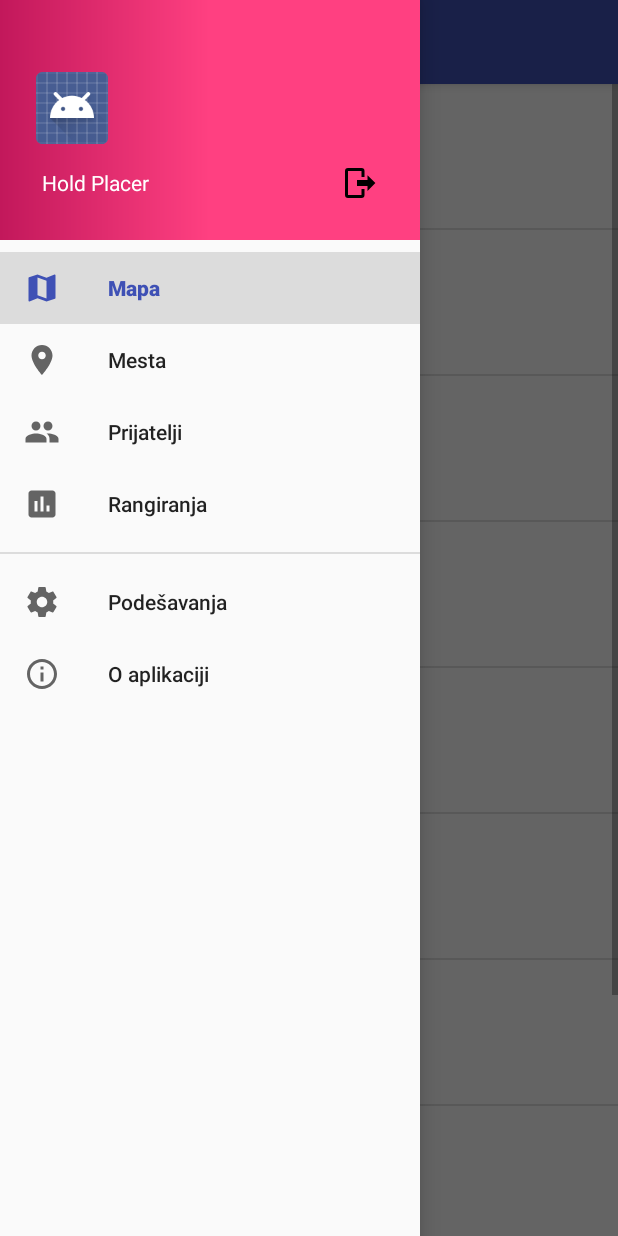
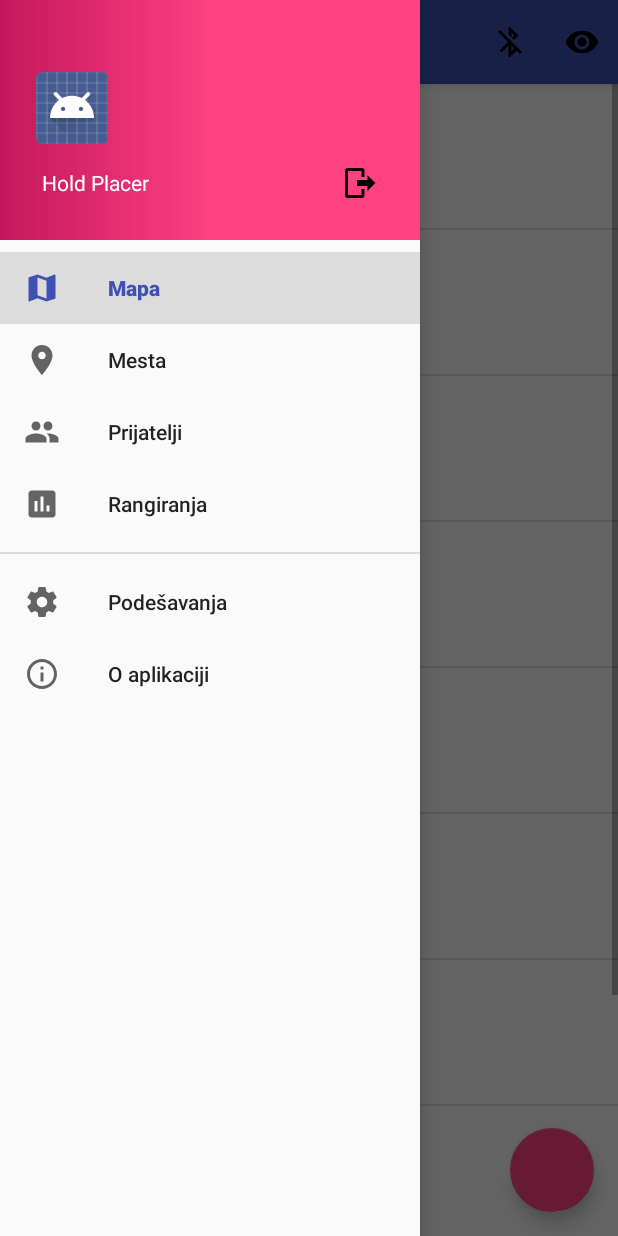
Before and after one commit to Pritilender/PeakTracktion, an Android app: the fragment PeopleFragment placed in its activity, with the side drawer open, on a phone screen of 412 x 824 dp. Run offline under Robolectric (Android 15) with nearby library versions, the phone set to English and light mode, and no system bars; our stand-ins replace Firebase (no records; nobody signed in at launch, a user with empty details on screens opened directly); pictures from the network do not load; 2 statements that could not run were skipped.

Commit message:
feat (Bluetooth): add Bluetooth mechanism

```diff
--- a/app/src/main/java/rs/elfak/miksa_mladen/peaktracktion/activities/MainActivity.java
+++ b/app/src/main/java/rs/elfak/miksa_mladen/peaktracktion/activities/MainActivity.java
@@ -140,7 +140,7 @@ public class MainActivity extends AppCompatActivity
   @Override
   public boolean onCreateOptionsMenu(Menu menu) {
     // Inflate the menu; this adds items to the action bar if it is present.
-    getMenuInflater().inflate(R.menu.main, menu);
+//    getMenuInflater().inflate(R.menu.main, menu);
     return true;
   }
 
--- a/app/src/main/java/rs/elfak/miksa_mladen/peaktracktion/fragments/PeopleFragment.java
+++ b/app/src/main/java/rs/elfak/miksa_mladen/peaktracktion/fragments/PeopleFragment.java
@@ -1,9 +1,17 @@
 package rs.elfak.miksa_mladen.peaktracktion.fragments;
 
 
+import android.app.Activity;
+import android.bluetooth.BluetoothAdapter;
+import android.bluetooth.BluetoothDevice;
+import android.content.Intent;
 import android.os.Bundle;
+import android.support.design.widget.FloatingActionButton;
 import android.support.v4.app.Fragment;
 import android.view.LayoutInflater;
+import android.view.Menu;
+import android.view.MenuInflater;
+import android.view.MenuItem;
 import android.view.View;
 import android.view.ViewGroup;
 import android.widget.AdapterView;
@@ -11,8 +19,10 @@ import android.widget.ListView;
 import android.widget.Toast;
 
 import java.util.ArrayList;
+import java.util.Set;
 
 import rs.elfak.miksa_mladen.peaktracktion.R;
+import rs.elfak.miksa_mladen.peaktracktion.activities.ShowDevicesActivity;
 import rs.elfak.miksa_mladen.peaktracktion.adapters.FriendListAdapter;
 import rs.elfak.miksa_mladen.peaktracktion.list_items.User;
 
@@ -21,7 +31,10 @@ import rs.elfak.miksa_mladen.peaktracktion.list_items.User;
  */
 public class PeopleFragment extends Fragment {
 
+  private final static int REQUEST_ENABLE_BT = 1;
   private ListView list;
+  private FloatingActionButton fabAddFriend;
+  private BluetoothAdapter mBluetoothAdapter;
   private final String[] names = {
     "Mitar Miric",
     "Boban Zdravkovic",
@@ -56,6 +69,7 @@ public class PeopleFragment extends Fragment {
 
     View view = inflater.inflate(R.layout.fragment_people, container, false);
     list = (ListView) view.findViewById(R.id.list_view_friends);
+    fabAddFriend = (FloatingActionButton) view.findViewById(R.id.fab_add_friend);
     list.setAdapter(adapter);
     list.setOnItemClickListener(new AdapterView.OnItemClickListener() {
       @Override
@@ -65,6 +79,78 @@ public class PeopleFragment extends Fragment {
         Toast.makeText(getActivity(), selectedItem, Toast.LENGTH_SHORT).show();
       }
     });
+    mBluetoothAdapter = BluetoothAdapter.getDefaultAdapter();
+    if (mBluetoothAdapter.isEnabled()) {
+    } else {
+    }
+
+    fabAddFriend.setOnClickListener(new View.OnClickListener() {
+      @Override
+      public void onClick(View v) {
+        if (mBluetoothAdapter.isEnabled()) {
+          mBluetoothAdapter.startDiscovery();
+          selectServer();
+        } else {
+          activateBluetooth();
+        }
+      }
+    });
     return view;
   }
+
+  @Override
+  public void onCreate(Bundle savedInstanceState) {
+    super.onCreate(savedInstanceState);
+    setHasOptionsMenu(true);
+  }
+
+  @Override
+  public boolean onOptionsItemSelected(MenuItem item) {
+    switch (item.getItemId()) {
+      case R.id.action_bar_bluetooth_visibility_button:
+        Intent discoverableIntent = new Intent(BluetoothAdapter.ACTION_REQUEST_DISCOVERABLE);
+        startActivity(discoverableIntent);
+        break;
+      case R.id.action_bar_bluetooth_button:
+        if (!mBluetoothAdapter.isEnabled()) {
+          activateBluetooth();
+          item.setIcon(R.drawable.ic_bluetooth_black_24dp);
+        } else {
+          mBluetoothAdapter.disable();
+          item.setIcon(R.drawable.ic_bluetooth_disabled_black_24dp);
+        }
+        break;
+    }
+    return true;
+  }
+
+  @Override
+  public void onCreateOptionsMenu(Menu menu, MenuInflater inflater) {
+    super.onCreateOptionsMenu(menu, inflater);
+    inflater.inflate(R.menu.main, menu);
+  }
+
+  private void activateBluetooth() {
+    mBluetoothAdapter = BluetoothAdapter.getDefaultAdapter();
+    if (mBluetoothAdapter == null) {
+      Toast.makeText(getActivity(), "No Bluetooth support!", Toast.LENGTH_SHORT).show();
+    }
+    if (!mBluetoothAdapter.isEnabled()) {
+      Intent enableBluetoothIntent = new Intent(BluetoothAdapter.ACTION_REQUEST_ENABLE);
+      startActivityForResult(enableBluetoothIntent, REQUEST_ENABLE_BT);
+    }
+  }
+
+  private void selectServer() {
+    Set<BluetoothDevice> pairedDevices = mBluetoothAdapter.getBondedDevices();
+    ArrayList<String> pairedDeviceStrings = new ArrayList<>();
+    if (pairedDevices.size() > 0) {
+      for (BluetoothDevice device : pairedDevices) {
+        pairedDeviceStrings.add(device.getName() + "\n" + device.getAddress());
+      }
+    }
+    Intent showDevicesIntent = new Intent(getActivity(), ShowDevicesActivity.class);
+    showDevicesIntent.putStringArrayListExtra("devices", pairedDeviceStrings);
+    startActivity(showDevicesIntent);
+  }
 }
--- /dev/null
+++ b/app/src/main/res/drawable/ic_bluetooth_black_24dp.xml
@@ -0,0 +1,9 @@
+<vector xmlns:android="http://schemas.android.com/apk/res/android"
+        android:width="24dp"
+        android:height="24dp"
+        android:viewportWidth="24.0"
+        android:viewportHeight="24.0">
+    <path
+        android:fillColor="#FF000000"
+        android:pathData="M17.71,7.71L12,2h-1v7.59L6.41,5 5,6.41 10.59,12 5,17.59 6.41,19 11,14.41L11,22h1l5.71,-5.71 -4.3,-4.29 4.3,-4.29zM13,5.83l1.88,1.88L13,9.59L13,5.83zM14.88,16.29L13,18.17v-3.76l1.88,1.88z"/>
+</vector>
--- /dev/null
+++ b/app/src/main/res/drawable/ic_bluetooth_disabled_black_24dp.xml
@@ -0,0 +1,9 @@
+<vector xmlns:android="http://schemas.android.com/apk/res/android"
+        android:width="24dp"
+        android:height="24dp"
+        android:viewportWidth="24.0"
+        android:viewportHeight="24.0">
+    <path
+        android:fillColor="#FF000000"
+        android:pathData="M13,5.83l1.88,1.88 -1.6,1.6 1.41,1.41 3.02,-3.02L12,2h-1v5.03l2,2v-3.2zM5.41,4L4,5.41 10.59,12 5,17.59 6.41,19 11,14.41V22h1l4.29,-4.29 2.3,2.29L20,18.59 5.41,4zM13,18.17v-3.76l1.88,1.88L13,18.17z"/>
+</vector>
--- /dev/null
+++ b/app/src/main/res/drawable/ic_visibility_black_24dp.xml
@@ -0,0 +1,9 @@
+<vector xmlns:android="http://schemas.android.com/apk/res/android"
+        android:width="24dp"
+        android:height="24dp"
+        android:viewportWidth="24.0"
+        android:viewportHeight="24.0">
+    <path
+        android:fillColor="#FF000000"
+        android:pathData="M12,4.5C7,4.5 2.73,7.61 1,12c1.73,4.39 6,7.5 11,7.5s9.27,-3.11 11,-7.5c-1.73,-4.39 -6,-7.5 -11,-7.5zM12,17c-2.76,0 -5,-2.24 -5,-5s2.24,-5 5,-5 5,2.24 5,5 -2.24,5 -5,5zM12,9c-1.66,0 -3,1.34 -3,3s1.34,3 3,3 3,-1.34 3,-3 -1.34,-3 -3,-3z"/>
+</vector>
--- a/app/src/main/res/layout/fragment_people.xml
+++ b/app/src/main/res/layout/fragment_people.xml
@@ -4,10 +4,15 @@
   android:layout_height="match_parent"
   tools:context="rs.elfak.miksa_mladen.peaktracktion.fragments.PeopleFragment">
 
-  <!-- TODO: Update blank fragment layout -->
-
   <ListView
     android:id="@+id/list_view_friends"
     android:layout_width="match_parent"
     android:layout_height="wrap_content" />
+
+  <android.support.design.widget.FloatingActionButton
+    android:id="@+id/fab_add_friend"
+    android:layout_width="56dp"
+    android:layout_height="56dp"
+    android:layout_gravity="bottom|end"
+    android:layout_margin="@dimen/fab_margin" />
 </FrameLayout>
--- a/app/src/main/res/menu/main.xml
+++ b/app/src/main/res/menu/main.xml
@@ -1,8 +1,17 @@
 <?xml version="1.0" encoding="utf-8"?>
-<menu>
-  <!--<item-->
-  <!--android:id="@+id/action_settings"-->
-  <!--android:orderInCategory="100"-->
-  <!--android:title="@string/action_settings"-->
-  <!--app:showAsAction="never" />-->
+<menu xmlns:android="http://schemas.android.com/apk/res/android"
+  xmlns:app="http://schemas.android.com/apk/res-auto">
+  <item
+    android:title="Bluetooth On"
+    android:id="@+id/action_bar_bluetooth_button"
+    android:orderInCategory="100"
+    android:icon="@drawable/ic_bluetooth_disabled_black_24dp"
+    app:showAsAction="always"/>
+  <item
+    android:title="Visibility On"
+    android:id="@+id/action_bar_bluetooth_visibility_button"
+    android:orderInCategory="100"
+    android:icon="@drawable/ic_visibility_black_24dp"
+    app:showAsAction="always"/>
+
 </menu>
--- a/app/src/main/res/values/strings.xml
+++ b/app/src/main/res/values/strings.xml
@@ -51,4 +51,5 @@
   <string name="text_register_user">Registruj se</string>
   <string name="text_save">Sačuvaj</string>
   <string name="text_discard">Odbaci</string>
+  <string name="label_show_devices">Lista uređaja</string>
 </resources>
```
Also changed, not shown: app/src/main/AndroidManifest.xml (+8 -0 lines), app/src/main/java/rs/elfak/miksa_mladen/peaktracktion/activities/ShowDevicesActivity.java (added, +118 -0 lines), app/src/main/java/rs/elfak/miksa_mladen/peaktracktion/adapters/BluetoothListAdapter.java (added, +42 -0 lines), app/src/main/res/drawable/ic_person_add_black_24dp.xml (added, +9 -0 lines), app/src/main/res/layout/activity_bluetooth.xml (added, +11 -0 lines), app/src/main/res/layout/list_item_bluetooth_device.xml (added, +25 -0 lines).
